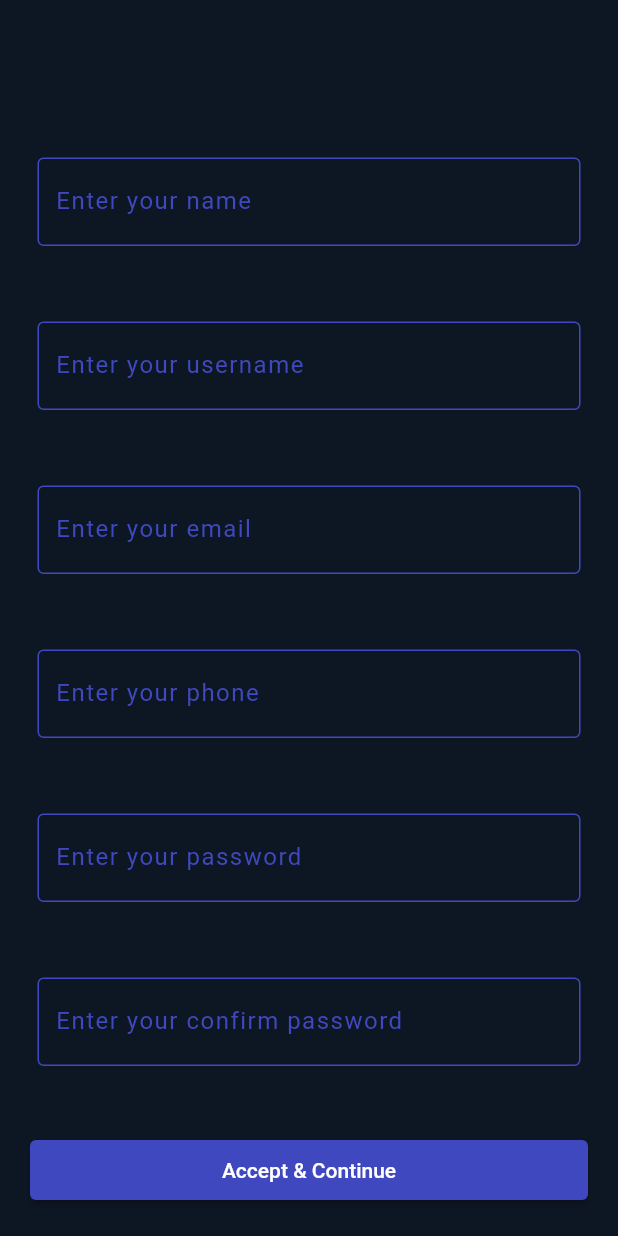
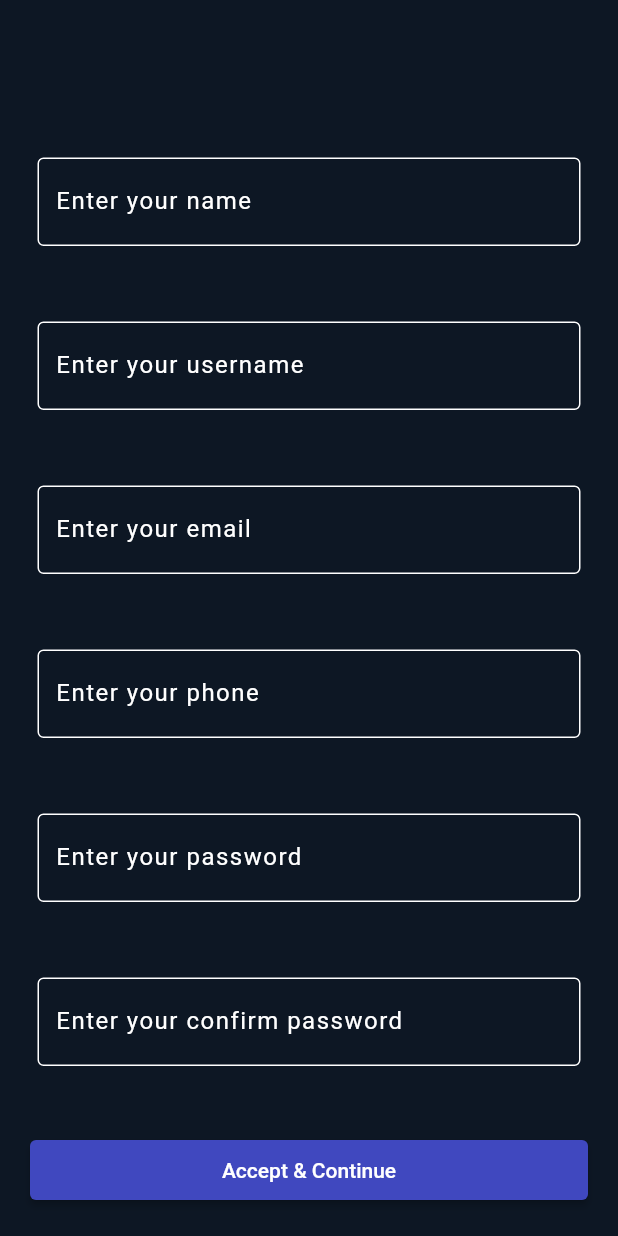
Before and after one commit to paras18csu153/TAXC-Frontend, a Flutter app: the Login screen opened directly, on a phone screen of 412 x 824 dp. Run offline on Flutter 3.47's test engine with Material 2 defaults, Android fonts, the phone set to English and light mode, and no system bars; our stand-ins replace flutter_svg, google_maps_flutter, location, shared_preferences; missing offline and left inert: adobe_xd; accounts and stored records are empty; Roboto replaces fonts that are missing (Poppins).

Commit message:
Login screen input outline and text color

```diff
--- a/lib/screens/LaunchScreen.dart
+++ b/lib/screens/LaunchScreen.dart
@@ -1,6 +1,7 @@
 import 'package:flutter/material.dart';
 import 'package:adobe_xd/pinned.dart';
 import 'package:flutter_svg/flutter_svg.dart';
+import 'package:taxc/screens/Login.dart';
 import 'package:taxc/screens/Register.dart';
 
 class LaunchScreen extends StatelessWidget {
@@ -27,6 +28,7 @@ class LaunchScreen extends StatelessWidget {
           Align(
             alignment: Alignment.centerRight,
             child: Container(
+              padding: EdgeInsets.fromLTRB(400,400.0,80.0,0.0),
               width: 318.0,
               height: 318.0,
               decoration: const BoxDecoration(
@@ -71,7 +73,7 @@ class LaunchScreen extends StatelessWidget {
                               Navigator.push(
                                 context,
                                 MaterialPageRoute(
-                                    builder: (context) => const Register()),
+                                    builder: (context) => const Login()),
                               );
                             },
                             child: const Text(
--- a/lib/screens/Login.dart
+++ b/lib/screens/Login.dart
@@ -120,17 +120,17 @@ class LoginState extends State<Login> {
                                   enabledBorder: OutlineInputBorder(
                                     // width: 0.0 produces a thin "hairline" border
                                     borderSide: BorderSide(
-                                        color: Color(0xff4048bf), width: 1.0),
+                                        color: Color(0xffffffff), width: 1.0),
                                   ),
                                   border: OutlineInputBorder(),
                                   focusedBorder: OutlineInputBorder(
                                     // width: 0.0 produces a thin "hairline" border
                                     borderSide: BorderSide(
-                                        color: Color(0xff4048bf), width: 1.0),
+                                        color: Color(0xffffffff), width: 1.0),
                                   ),
                                   labelText: 'Enter your name',
                                   labelStyle:
-                                      TextStyle(color: Color(0xff4048bf))),
+                                      TextStyle(color: Color(0xffffffff))),
                               validator: (value) {
                                 if (value == null || value.isEmpty) {
                                   return 'Please enter your name.';
@@ -149,17 +149,17 @@ class LoginState extends State<Login> {
                                   enabledBorder: OutlineInputBorder(
                                     // width: 0.0 produces a thin "hairline" border
                                     borderSide: BorderSide(
-                                        color: Color(0xff4048bf), width: 1.0),
+                                        color: Color(0xffffffff), width: 1.0),
                                   ),
                                   border: OutlineInputBorder(),
                                   focusedBorder: OutlineInputBorder(
                                     // width: 0.0 produces a thin "hairline" border
                                     borderSide: BorderSide(
-                                        color: Color(0xff4048bf), width: 1.0),
+                                        color: Color(0xffffffff), width: 1.0),
                                   ),
                                   labelText: 'Enter your username',
                                   labelStyle:
-                                      TextStyle(color: Color(0xff4048bf))),
+                                      TextStyle(color: Color(0xffffffff))),
                               validator: (value) {
                                 if (value == null || value.isEmpty) {
                                   return 'Please enter your username.';
@@ -178,17 +178,17 @@ class LoginState extends State<Login> {
                                   enabledBorder: OutlineInputBorder(
                                     // width: 0.0 produces a thin "hairline" border
                                     borderSide: BorderSide(
-                                        color: Color(0xff4048bf), width: 1.0),
+                                        color: Color(0xffffffff), width: 1.0),
                                   ),
                                   border: OutlineInputBorder(),
                                   focusedBorder: OutlineInputBorder(
                                     // width: 0.0 produces a thin "hairline" border
                                     borderSide: BorderSide(
-                                        color: Color(0xff4048bf), width: 1.0),
+                                        color: Color(0xffffffff), width: 1.0),
                                   ),
                                   labelText: 'Enter your email',
                                   labelStyle:
-                                      TextStyle(color: Color(0xff4048bf))),
+                                      TextStyle(color: Color(0xffffffff))),
                               validator: (value) {
                                 if (value == null || value.isEmpty) {
                                   return 'Please enter your email.';
@@ -207,17 +207,17 @@ class LoginState extends State<Login> {
                                   enabledBorder: OutlineInputBorder(
                                     // width: 0.0 produces a thin "hairline" border
                                     borderSide: BorderSide(
-                                        color: Color(0xff4048bf), width: 1.0),
+                                        color: Color(0xffffffff), width: 1.0),
                                   ),
                                   border: OutlineInputBorder(),
                                   focusedBorder: OutlineInputBorder(
                                     // width: 0.0 produces a thin "hairline" border
                                     borderSide: BorderSide(
-                                        color: Color(0xff4048bf), width: 1.0),
+                                        color: Color(0xffffffff), width: 1.0),
                                   ),
                                   labelText: 'Enter your phone',
                                   labelStyle:
-                                      TextStyle(color: Color(0xff4048bf))),
+                                      TextStyle(color: Color(0xffffffff))),
                               validator: (value) {
                                 if (value == null || value.isEmpty) {
                                   return 'Please enter your phone.';
@@ -236,17 +236,17 @@ class LoginState extends State<Login> {
                                   enabledBorder: OutlineInputBorder(
                                     // width: 0.0 produces a thin "hairline" border
                                     borderSide: BorderSide(
-                                        color: Color(0xff4048bf), width: 1.0),
+                                        color: Color(0xffffffff), width: 1.0),
                                   ),
                                   border: OutlineInputBorder(),
                                   focusedBorder: OutlineInputBorder(
                                     // width: 0.0 produces a thin "hairline" border
                                     borderSide: BorderSide(
-                                        color: Color(0xff4048bf), width: 1.0),
+                                        color: Color(0xffffffff), width: 1.0),
                                   ),
                                   labelText: 'Enter your password',
                                   labelStyle:
-                                      TextStyle(color: Color(0xff4048bf))),
+                                      TextStyle(color: Color(0xffffffff))),
                               validator: (value) {
                                 if (value == null || value.isEmpty) {
                                   return 'Please enter your password.';
@@ -265,17 +265,17 @@ class LoginState extends State<Login> {
                                   enabledBorder: OutlineInputBorder(
                                     // width: 0.0 produces a thin "hairline" border
                                     borderSide: BorderSide(
-                                        color: Color(0xff4048bf), width: 1.0),
+                                        color: Color(0xffffffff), width: 1.0),
                                   ),
                                   border: OutlineInputBorder(),
                                   focusedBorder: OutlineInputBorder(
                                     // width: 0.0 produces a thin "hairline" border
                                     borderSide: BorderSide(
-                                        color: Color(0xff4048bf), width: 1.0),
+                                        color: Color(0xffffffff), width: 1.0),
                                   ),
                                   labelText: 'Enter your confirm password',
                                   labelStyle:
-                                      TextStyle(color: Color(0xff4048bf))),
+                                      TextStyle(color: Color(0xffffffff))),
                               validator: (value) {
                                 if (value == null || value.isEmpty) {
                                   return 'Please enter your confirm password.';
```
